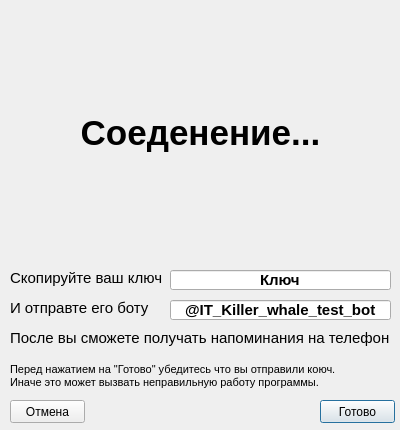
First picture: the form in ui/Connect_bot.ui, repository itKillerWhale/day_planner, before the edit.
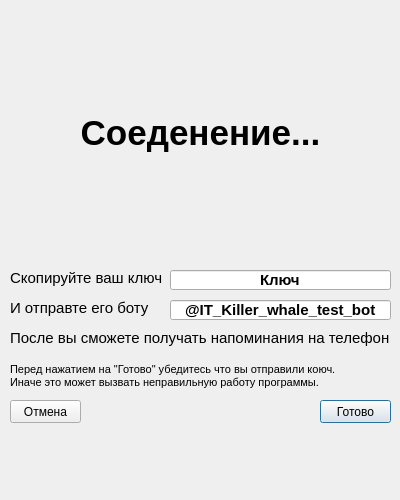
Second picture: the form after the edit.

Diff of the .ui file:
```diff
--- a/ui/Connect_bot.ui
+++ b/ui/Connect_bot.ui
@@ -7,13 +7,13 @@
     <x>0</x>
     <y>0</y>
     <width>400</width>
-    <height>430</height>
+    <height>500</height>
    </rect>
   </property>
   <property name="minimumSize">
    <size>
     <width>400</width>
-    <height>400</height>
+    <height>500</height>
    </size>
   </property>
   <property name="maximumSize">
@@ -165,7 +165,7 @@
     <rect>
      <x>320</x>
      <y>400</y>
-     <width>75</width>
+     <width>71</width>
      <height>23</height>
     </rect>
    </property>
@@ -178,7 +178,7 @@
     <rect>
      <x>10</x>
      <y>400</y>
-     <width>75</width>
+     <width>71</width>
      <height>23</height>
     </rect>
    </property>
```
